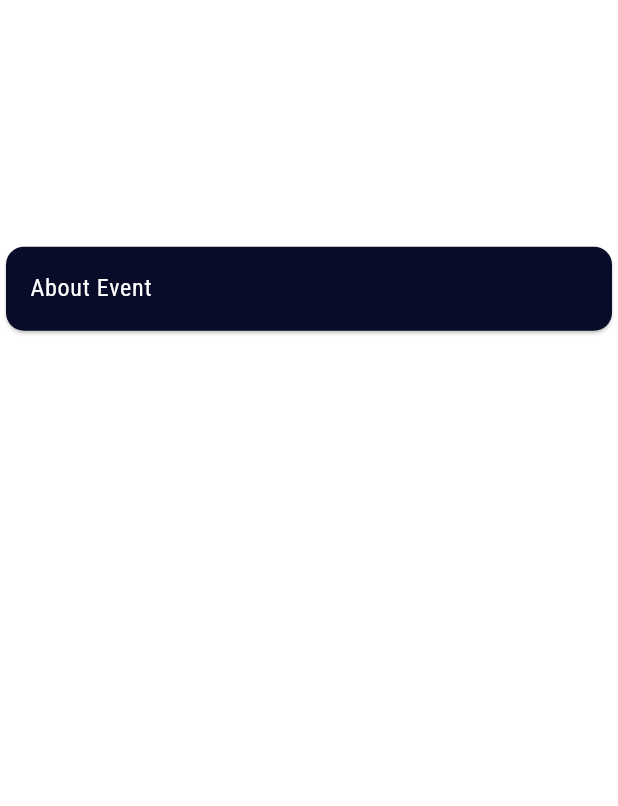
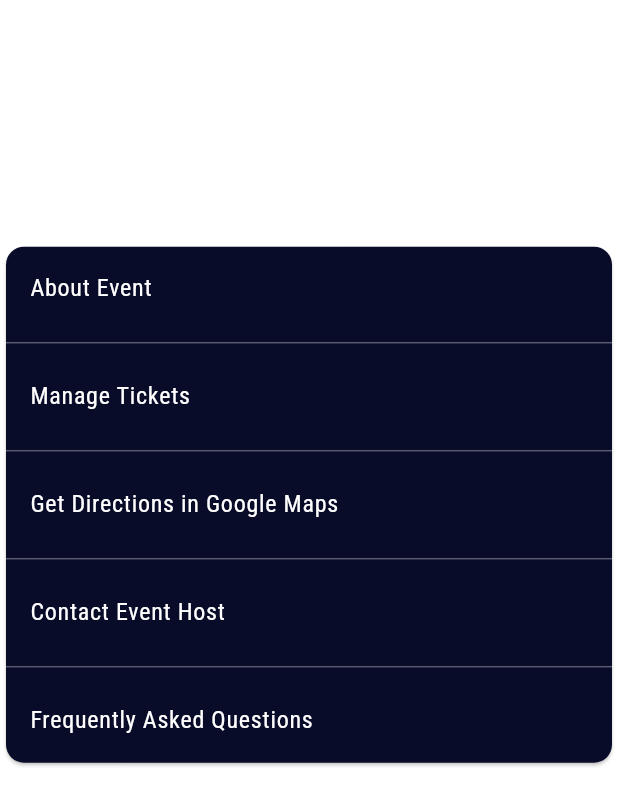
Before and after one commit to kidsonfilms-python-rules/Utsav-App-Guest, a Flutter app: the TicketsPage widget shown alone on an empty page, opened directly, scrolled down 576 dp, on a phone screen of 412 x 824 dp. Shown: the top 806 px of the screen. Run offline on Flutter 3.47's test engine with Material 3 defaults, Android fonts, the phone set to English and light mode, and no system bars; our stand-ins replace barcode_widget, carousel_slider, flutter_dotenv, font_awesome_flutter, google_fonts, google_maps_flutter and 5 more; missing offline and left inert: mapbox_maps_flutter, markdown_widget, sliding_up_panel2; accounts and stored records are empty; network calls fail.

Commit message:
updated tickets options page

```diff
--- a/lib/pages/Tickets.dart
+++ b/lib/pages/Tickets.dart
@@ -388,7 +388,7 @@ class _TicketsPageState extends State<TicketsPage>
                           crossAxisAlignment: CrossAxisAlignment.center,
                           children: [
                             Icon(
-                              FontAwesomeIcons.caretDown,
+                              FontAwesomeIcons.ellipsisVertical,
                               color: DesignConstants.primaryTextColor,
                               size: 14,
                             ),
@@ -427,7 +427,7 @@ class _TicketsPageState extends State<TicketsPage>
         ),
         Column(
           children: [
-            SizedBox(height: 50),
+            SizedBox(height: 60),
             Text(
               "TICKET OPTIONS",
               style: GoogleFonts.getFont(
@@ -440,7 +440,7 @@ class _TicketsPageState extends State<TicketsPage>
               ),
               textAlign: TextAlign.center,
             ),
-            SizedBox(height: 40),
+            SizedBox(height: 30),
             Card(
               color: DesignConstants.primaryCardColor,
               child: ListBody(
@@ -448,6 +448,58 @@ class _TicketsPageState extends State<TicketsPage>
                   ListTile(
                     title: Text(
                       "About Event",
+                      style: GoogleFonts.getFont(
+                        "Roboto Condensed",
+                        textStyle: TextStyle(
+                          color: DesignConstants.primaryTextColor,
+                          fontStyle: FontStyle.normal,
+                        ),
+                      ),
+                    ),
+                  ),
+                  Divider(color: DesignConstants.secondaryTextColor),
+                  ListTile(
+                    title: Text(
+                      "Manage Tickets",
+                      style: GoogleFonts.getFont(
+                        "Roboto Condensed",
+                        textStyle: TextStyle(
+                          color: DesignConstants.primaryTextColor,
+                          fontStyle: FontStyle.normal,
+                        ),
+                      ),
+                    ),
+                  ),
+                  Divider(color: DesignConstants.secondaryTextColor),
+                  ListTile(
+                    title: Text(
+                      "Get Directions in Google Maps",
+                      style: GoogleFonts.getFont(
+                        "Roboto Condensed",
+                        textStyle: TextStyle(
+                          color: DesignConstants.primaryTextColor,
+                          fontStyle: FontStyle.normal,
+                        ),
+                      ),
+                    ),
+                  ),
+                  Divider(color: DesignConstants.secondaryTextColor),
+                  ListTile(
+                    title: Text(
+                      "Contact Event Host",
+                      style: GoogleFonts.getFont(
+                        "Roboto Condensed",
+                        textStyle: TextStyle(
+                          color: DesignConstants.primaryTextColor,
+                          fontStyle: FontStyle.normal,
+                        ),
+                      ),
+                    ),
+                  ),
+                  Divider(color: DesignConstants.secondaryTextColor),
+                  ListTile(
+                    title: Text(
+                      "Frequently Asked Questions",
                       style: GoogleFonts.getFont(
                         "Roboto Condensed",
                         textStyle: TextStyle(
```
